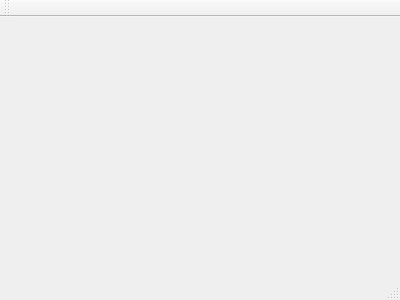
First picture: the form in example/mainwindow.ui, repository xfreebird/qwin7utils, before the edit.
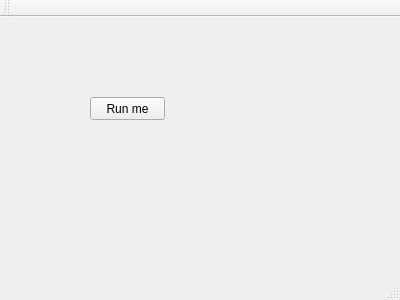
Second picture: the form after the edit.

Diff of the .ui file:
```diff
--- a/example/mainwindow.ui
+++ b/example/mainwindow.ui
@@ -13,7 +13,21 @@
   <property name="windowTitle">
    <string>MainWindow</string>
   </property>
-  <widget class="QWidget" name="centralWidget"/>
+  <widget class="QWidget" name="centralWidget">
+   <widget class="QPushButton" name="pushButton">
+    <property name="geometry">
+     <rect>
+      <x>90</x>
+      <y>80</y>
+      <width>75</width>
+      <height>23</height>
+     </rect>
+    </property>
+    <property name="text">
+     <string>Run me</string>
+    </property>
+   </widget>
+  </widget>
   <widget class="QMenuBar" name="menuBar">
    <property name="geometry">
     <rect>
```
